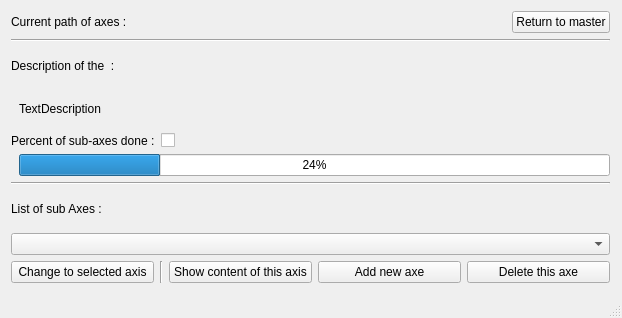
Old version of the form mainwindow.ui in the repository Far4X/QTSM.
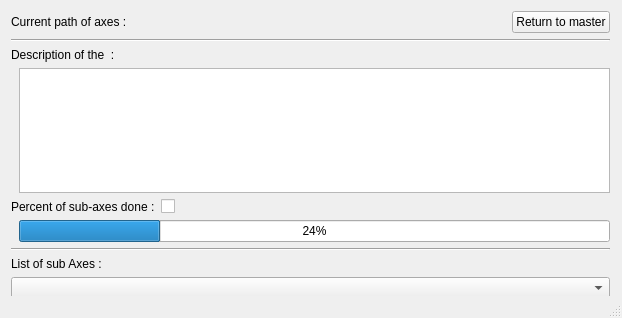
New version of the form.

Commit message: I designed the first version of the AxisDataContentPrinter, and modified a bit the mainwindow (I replaced the label to print the description by a textBrowser, which have a slider)

```diff
--- a/mainwindow.ui
+++ b/mainwindow.ui
@@ -26,7 +26,7 @@
       <x>0</x>
       <y>0</y>
       <width>621</width>
-      <height>294</height>
+      <height>338</height>
      </rect>
     </property>
     <layout class="QVBoxLayout" name="mainLayout">
@@ -87,17 +87,7 @@
         </spacer>
        </item>
        <item>
-        <widget class="QLabel" name="labelDescriptionOfTheAxis">
-         <property name="sizePolicy">
-          <sizepolicy hsizetype="MinimumExpanding" vsizetype="Preferred">
-           <horstretch>0</horstretch>
-           <verstretch>0</verstretch>
-          </sizepolicy>
-         </property>
-         <property name="text">
-          <string>TextDescription</string>
-         </property>
-        </widget>
+        <widget class="QTextBrowser" name="textBrowserDescription"/>
        </item>
       </layout>
      </item>
```
The commit also changes 6 other files.
